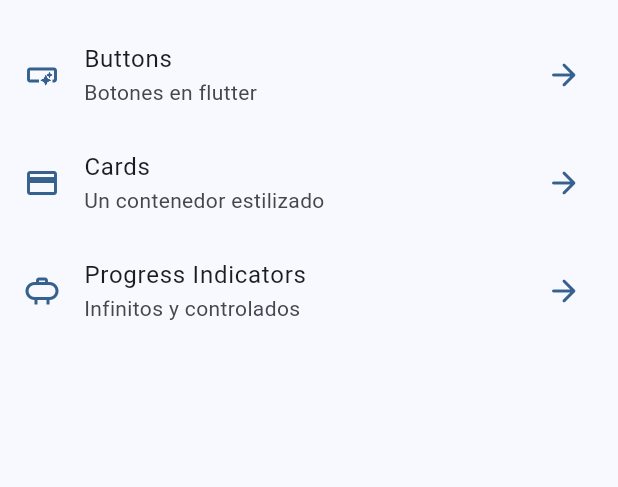
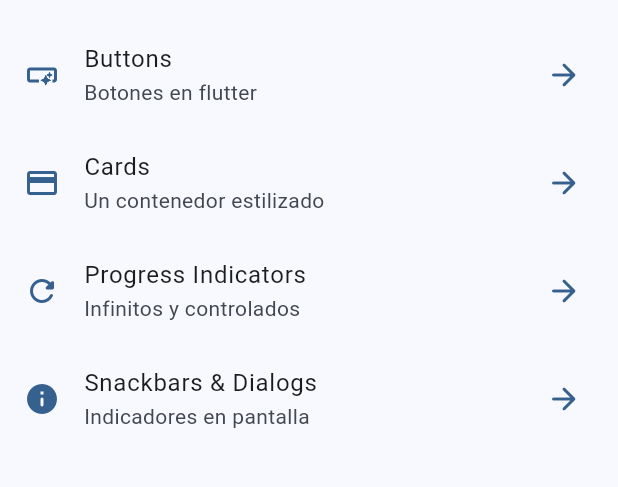
Before and after one commit to Klissman20/widgets_app, a Flutter app: the screen it shows after launch, on a phone screen of 412 x 824 dp, the part 63-550 px from its top. Run offline on Flutter 3.47's test engine with Material 2 defaults, Android fonts, the phone set to English and light mode, and no system bars; our stand-ins replace go_router.

Commit message:
snackbar & dialogs finished

```diff
--- a/lib/config/menu/menu_items.dart
+++ b/lib/config/menu/menu_items.dart
@@ -28,5 +28,10 @@ final appMenuItems = <MenuItem>[
       title: 'Progress Indicators',
       subTitle: 'Infinitos y controlados',
       link: '/progress',
-      icon: Icons.propane_outlined)
+      icon: Icons.refresh_rounded),
+  MenuItem(
+      title: 'Snackbars & Dialogs',
+      subTitle: 'Indicadores en pantalla',
+      link: '/snackbar',
+      icon: Icons.info_rounded)
 ];
--- a/lib/config/router/app_router.dart
+++ b/lib/config/router/app_router.dart
@@ -17,5 +17,9 @@ final appRouter = GoRouter(initialLocation: '/', routes: [
   GoRoute(
       name: ProgressScreen.name,
       path: '/progress',
-      builder: (context, state) => const ProgressScreen())
+      builder: (context, state) => const ProgressScreen()),
+  GoRoute(
+      name: SnackbarScreen.name,
+      path: '/snackbar',
+      builder: (context, state) => const SnackbarScreen())
 ]);
--- a/lib/main.dart
+++ b/lib/main.dart
@@ -12,6 +12,7 @@ class MainApp extends StatelessWidget {
   @override
   Widget build(BuildContext context) {
     return MaterialApp.router(
+      title: 'Flutter Widgets',
       routerConfig: appRouter,
       debugShowCheckedModeBanner: false,
       theme: AppTheme(selectedColor: 0).getTheme(),
```
Also changed, not shown: lib/presentation/screens/snackbar/snackbar_screen.dart (+58 -1 lines).
